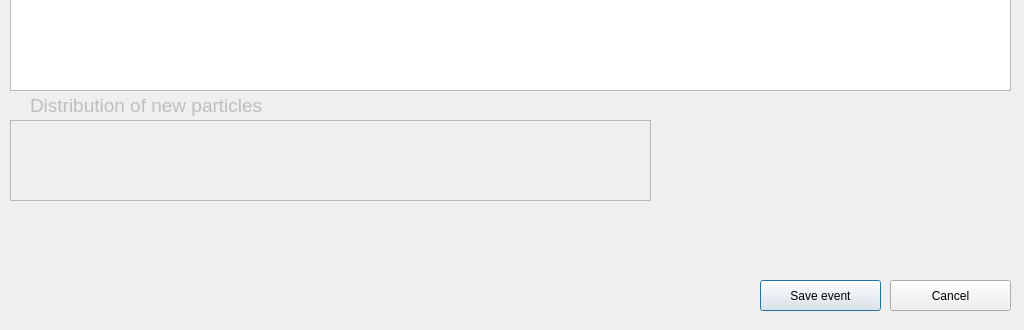
Above: gui/forms/new_event_dialog.ui from biel-wro/SimBaD before the change; both pictures show x 0 to 1024 and y 370 to 700 of the 1024 by 700 pixel window. Below: the same form after it.
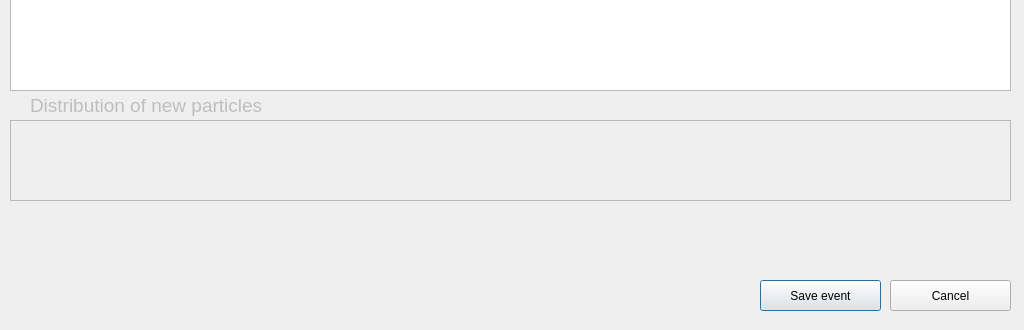
That is the form after the change.

The edit to the form file:
```diff
--- a/gui/forms/new_event_dialog.ui
+++ b/gui/forms/new_event_dialog.ui
@@ -164,7 +164,7 @@
     <rect>
      <x>10</x>
      <y>490</y>
-     <width>641</width>
+     <width>1001</width>
      <height>81</height>
     </rect>
    </property>
```
